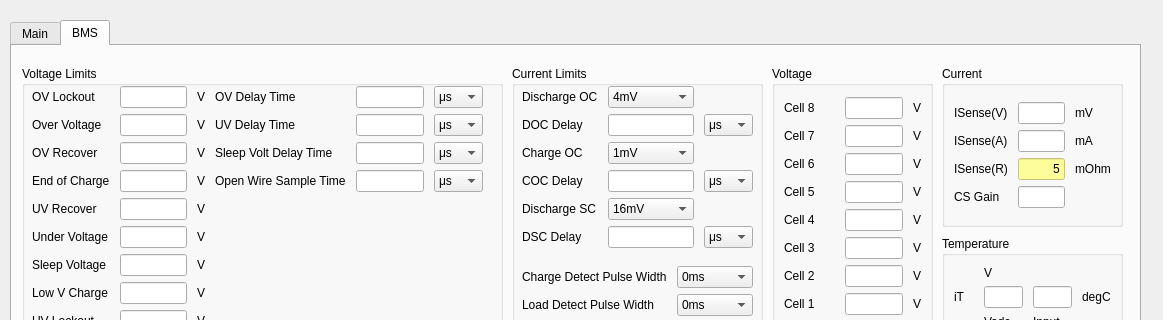
First picture: the form in qt/fmcw.ui, repository jpnbino/fmcw_app, before the edit; both pictures show x 0 to 1163 and y 0 to 320 of the 1163 by 920 pixel window.
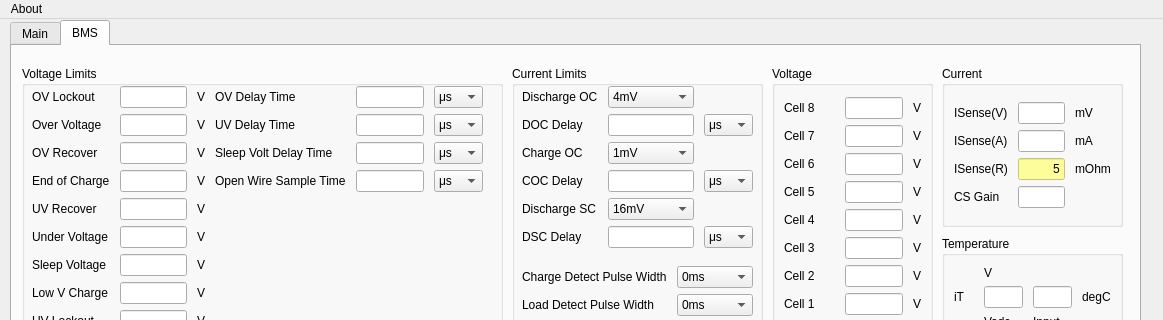
Second picture: the form after the edit.

Diff of the .ui file:
```diff
--- a/qt/fmcw.ui
+++ b/qt/fmcw.ui
@@ -3317,6 +3317,26 @@
    </widget>
   </widget>
 
+  <widget class="QMenuBar" name="menubar">
+   <property name="geometry">
+    <rect>
+     <x>0</x>
+     <y>0</y>
+     <width>1134</width>
+     <height>22</height>
+    </rect>
+   </property>
+   <widget class="QMenu" name="menuabout">
+    <property name="title">
+     <string>About</string>
+    </property>
+    <property name="toolTipsVisible">
+     <bool>false</bool>
+    </property>
+   </widget>
+   <addaction name="menuabout"/>
+  </widget>
+  <widget class="QStatusBar" name="statusBar"/>
  </widget>
  <resources/>
  <connections/>
```
